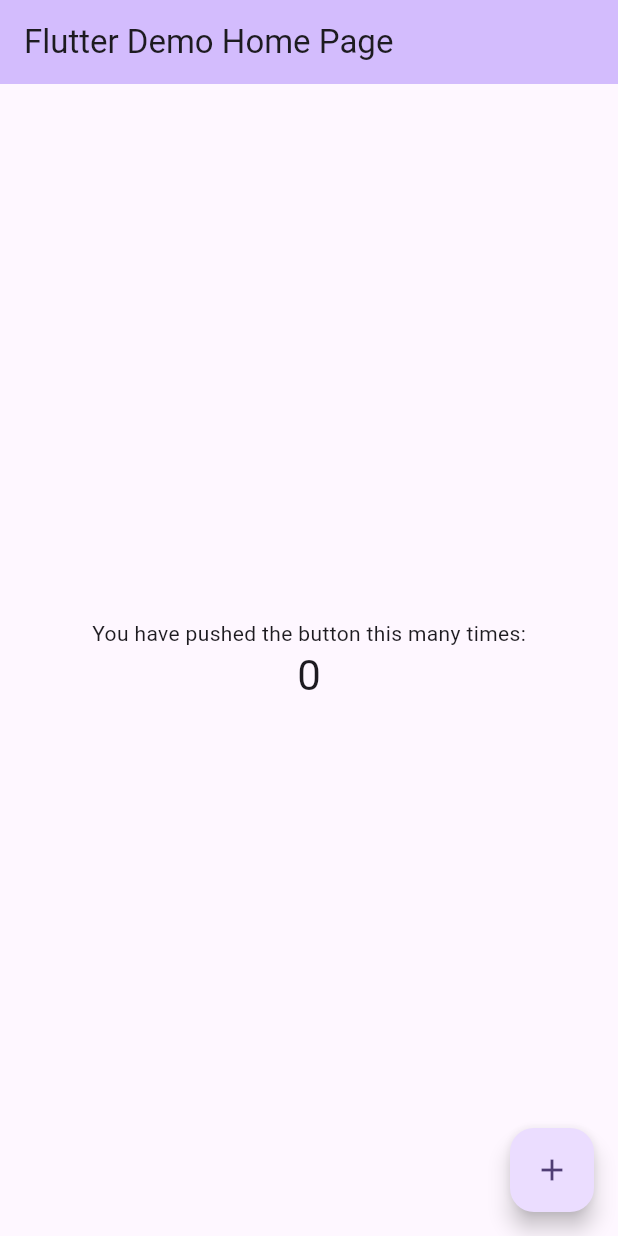
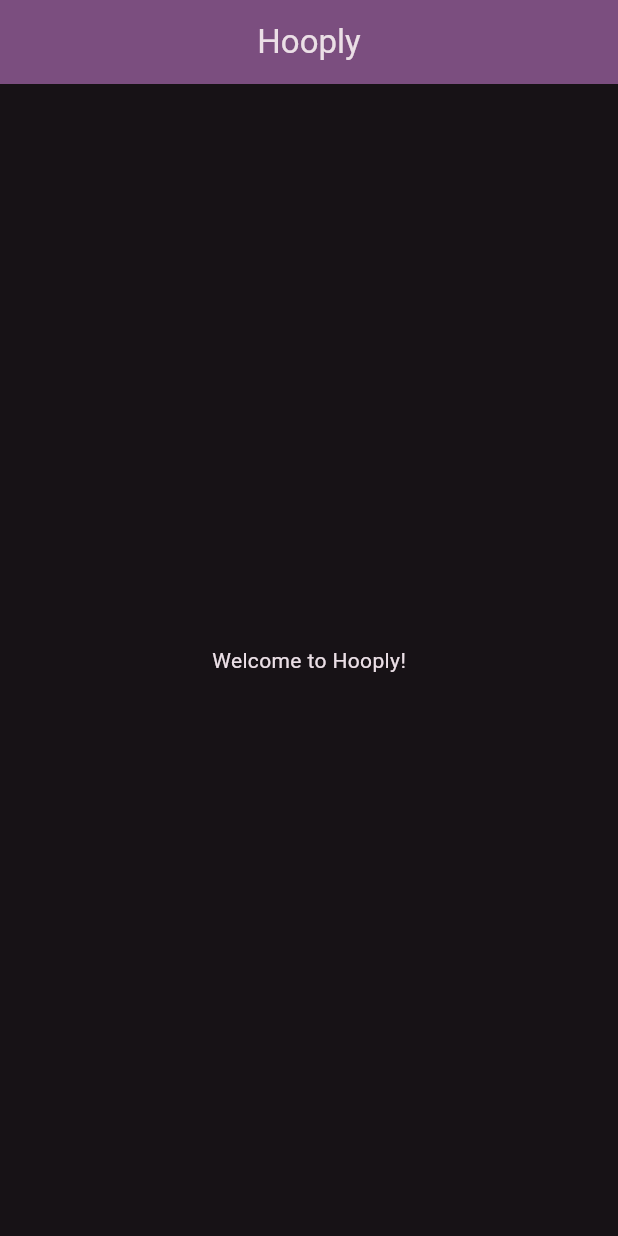
Before and after one commit to mbanixox/hooply, a Flutter app: the screen it shows after launch, on a phone screen of 412 x 824 dp. Run offline on Flutter 3.47's test engine with Material 3 defaults, Android fonts, the light colour scheme and no system bars.

Commit message:
Set up Hooply app scaffold
-Replaced default Flutter template with basic Hooply app structure,
 theme, and home screen.

```diff
--- a/lib/main.dart
+++ b/lib/main.dart
@@ -7,116 +7,34 @@ void main() {
 class MyApp extends StatelessWidget {
   const MyApp({super.key});
 
-  // This widget is the root of your application.
   @override
   Widget build(BuildContext context) {
     return MaterialApp(
-      title: 'Flutter Demo',
+      title: 'Hooply',
+      debugShowCheckedModeBanner: false,
       theme: ThemeData(
-        // This is the theme of your application.
-        //
-        // TRY THIS: Try running your application with "flutter run". You'll see
-        // the application has a purple toolbar. Then, without quitting the app,
-        // try changing the seedColor in the colorScheme below to Colors.green
-        // and then invoke "hot reload" (save your changes or press the "hot
-        // reload" button in a Flutter-supported IDE, or press "r" if you used
-        // the command line to start the app).
-        //
-        // Notice that the counter didn't reset back to zero; the application
-        // state is not lost during the reload. To reset the state, use hot
-        // restart instead.
-        //
-        // This works for code too, not just values: Most code changes can be
-        // tested with just a hot reload.
-        colorScheme: ColorScheme.fromSeed(seedColor: Colors.deepPurple),
+        colorScheme: ColorScheme.fromSeed(
+          seedColor: Colors.purpleAccent,
+          brightness: Brightness.dark,
+        ),
       ),
-      home: const MyHomePage(title: 'Flutter Demo Home Page'),
+      home: const MyHomePage(),
     );
   }
 }
 
-class MyHomePage extends StatefulWidget {
-  const MyHomePage({super.key, required this.title});
-
-  // This widget is the home page of your application. It is stateful, meaning
-  // that it has a State object (defined below) that contains fields that affect
-  // how it looks.
-
-  // This class is the configuration for the state. It holds the values (in this
-  // case the title) provided by the parent (in this case the App widget) and
-  // used by the build method of the State. Fields in a Widget subclass are
-  // always marked "final".
-
-  final String title;
-
-  @override
-  State<MyHomePage> createState() => _MyHomePageState();
-}
-
-class _MyHomePageState extends State<MyHomePage> {
-  int _counter = 0;
-
-  void _incrementCounter() {
-    setState(() {
-      // This call to setState tells the Flutter framework that something has
-      // changed in this State, which causes it to rerun the build method below
-      // so that the display can reflect the updated values. If we changed
-      // _counter without calling setState(), then the build method would not be
-      // called again, and so nothing would appear to happen.
-      _counter++;
-    });
-  }
+class MyHomePage extends StatelessWidget {
+  const MyHomePage({super.key});
 
   @override
   Widget build(BuildContext context) {
-    // This method is rerun every time setState is called, for instance as done
-    // by the _incrementCounter method above.
-    //
-    // The Flutter framework has been optimized to make rerunning build methods
-    // fast, so that you can just rebuild anything that needs updating rather
-    // than having to individually change instances of widgets.
     return Scaffold(
       appBar: AppBar(
-        // TRY THIS: Try changing the color here to a specific color (to
-        // Colors.amber, perhaps?) and trigger a hot reload to see the AppBar
-        // change color while the other colors stay the same.
         backgroundColor: Theme.of(context).colorScheme.inversePrimary,
-        // Here we take the value from the MyHomePage object that was created by
-        // the App.build method, and use it to set our appbar title.
-        title: Text(widget.title),
+        centerTitle: true,
+        title: Text('Hooply'),
       ),
-      body: Center(
-        // Center is a layout widget. It takes a single child and positions it
-        // in the middle of the parent.
-        child: Column(
-          // Column is also a layout widget. It takes a list of children and
-          // arranges them vertically. By default, it sizes itself to fit its
-          // children horizontally, and tries to be as tall as its parent.
-          //
-          // Column has various properties to control how it sizes itself and
-          // how it positions its children. Here we use mainAxisAlignment to
-          // center the children vertically; the main axis here is the vertical
-          // axis because Columns are vertical (the cross axis would be
-          // horizontal).
-          //
-          // TRY THIS: Invoke "debug painting" (choose the "Toggle Debug Paint"
-          // action in the IDE, or press "p" in the console), to see the
-          // wireframe for each widget.
-          mainAxisAlignment: MainAxisAlignment.center,
-          children: <Widget>[
-            const Text('You have pushed the button this many times:'),
-            Text(
-              '$_counter',
-              style: Theme.of(context).textTheme.headlineMedium,
-            ),
-          ],
-        ),
-      ),
-      floatingActionButton: FloatingActionButton(
-        onPressed: _incrementCounter,
-        tooltip: 'Increment',
-        child: const Icon(Icons.add),
-      ), // This trailing comma makes auto-formatting nicer for build methods.
+      body: Center(child: Text('Welcome to Hooply!')),
     );
   }
 }
```
